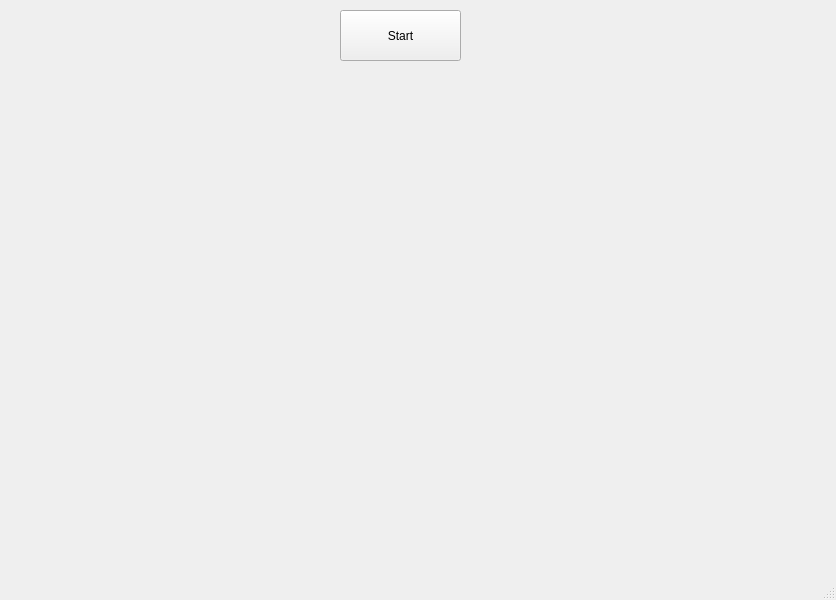
Qt form multicam.ui (sinhprous/multi-cam) before a commit.
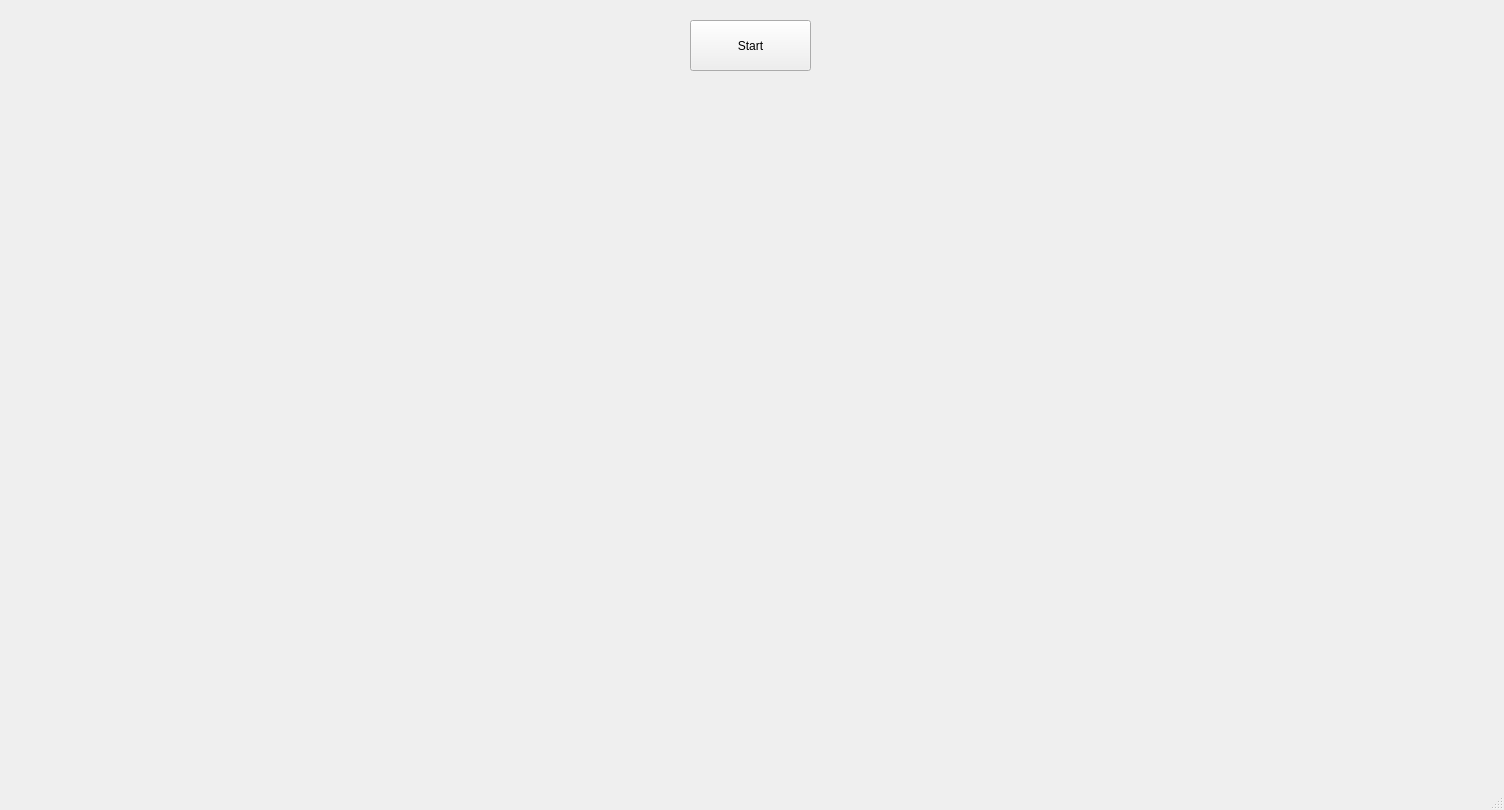
The same form after that commit.

What changed in the file:
```diff
--- a/multicam.ui
+++ b/multicam.ui
@@ -6,8 +6,8 @@
    <rect>
     <x>0</x>
     <y>0</y>
-    <width>836</width>
-    <height>600</height>
+    <width>1504</width>
+    <height>810</height>
    </rect>
   </property>
   <property name="windowTitle">
@@ -17,8 +17,8 @@
    <widget class="QPushButton" name="startButton1">
     <property name="geometry">
      <rect>
-      <x>340</x>
-      <y>10</y>
+      <x>690</x>
+      <y>20</y>
       <width>121</width>
       <height>51</height>
      </rect>
@@ -27,24 +27,39 @@
      <string>Start</string>
     </property>
    </widget>
-   <widget class="QWidget" name="Cam_1" native="true">
-    <property name="geometry">
-     <rect>
-      <x>20</x>
-      <y>80</y>
-      <width>391</width>
-      <height>461</height>
-     </rect>
-    </property>
-   </widget>
    <widget class="QWidget" name="Cam_2" native="true">
     <property name="geometry">
      <rect>
-      <x>430</x>
-      <y>80</y>
-      <width>391</width>
-      <height>461</height>
+      <x>760</x>
+      <y>90</y>
+      <width>731</width>
+      <height>661</height>
      </rect>
+    </property>
+    <property name="autoFillBackground">
+     <bool>true</bool>
+    </property>
+   </widget>
+   <widget class="QWidget" name="Cam_1" native="true">
+    <property name="enabled">
+     <bool>true</bool>
+    </property>
+    <property name="geometry">
+     <rect>
+      <x>10</x>
+      <y>90</y>
+      <width>731</width>
+      <height>661</height>
+     </rect>
+    </property>
+    <property name="sizePolicy">
+     <sizepolicy hsizetype="Preferred" vsizetype="Preferred">
+      <horstretch>0</horstretch>
+      <verstretch>0</verstretch>
+     </sizepolicy>
+    </property>
+    <property name="autoFillBackground">
+     <bool>true</bool>
     </property>
    </widget>
   </widget>
```
Left out of the diff: 2 changed lines with no effect on the pictures.
